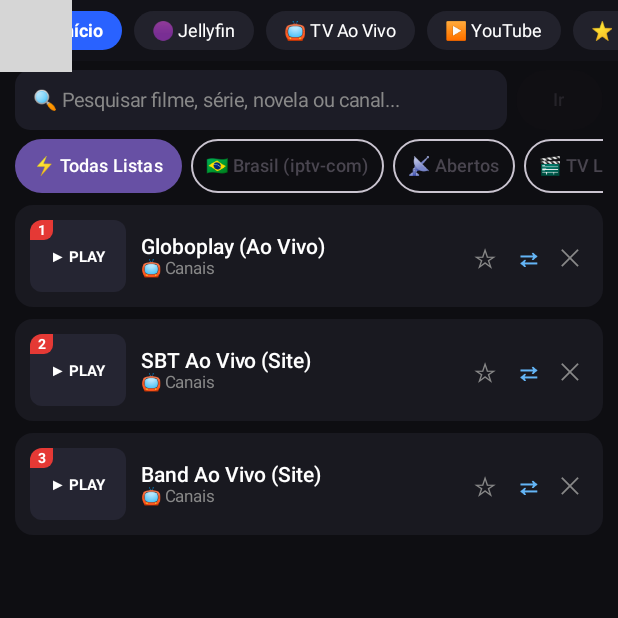
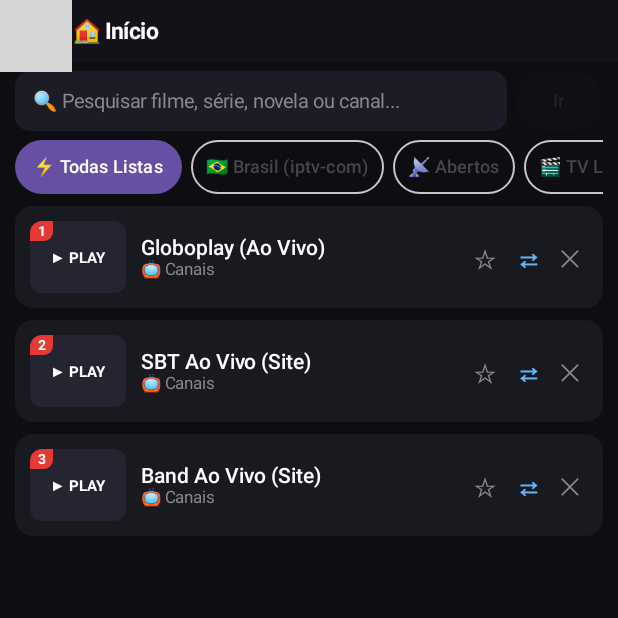
Before and after one commit to Cysarnujon/tv-canais-apk, an Android app built with Jetpack Compose: the composable TelaPrincipalApp shown on its own in the app's theme, on a phone screen of 412 x 824 dp, the top half of it. Run offline under Robolectric (Android 15) with nearby library versions, the phone set to English and light mode, and no system bars; libraries missing offline, so code that uses them is left out: com.pierfrancescosoffritti.androidyoutubeplayer; pictures from the network do not load; 2 statements that could not run were skipped; grey boxes are pictures that could not be loaded.

Commit message:
Implement drawer navigation and update back handler

```diff
--- a/app/src/main/java/com/tvcanais/app/MainActivity.kt
+++ b/app/src/main/java/com/tvcanais/app/MainActivity.kt
@@ -26,7 +26,6 @@ import androidx.compose.foundation.background
 import androidx.compose.foundation.clickable
 import androidx.compose.foundation.layout.*
 import androidx.compose.foundation.lazy.LazyColumn
-import androidx.compose.foundation.lazy.LazyRow
 import androidx.compose.foundation.lazy.items
 import androidx.compose.foundation.shape.RoundedCornerShape
 import androidx.compose.material3.*
@@ -101,6 +100,7 @@ class MainActivity : ComponentActivity() {
 fun TelaPrincipalApp(activity: MainActivity, isInPip: Boolean) {
     val context = LocalContext.current
     val scope = rememberCoroutineScope()
+    val drawerState = rememberDrawerState(DrawerValue.Closed)
 
     var abaPrincipal by remember { mutableStateOf(AbaPrincipal.NAVEGADOR) }
     var canalAtual by remember { mutableStateOf<Canal?>(null) }
@@ -243,8 +243,9 @@ fun TelaPrincipalApp(activity: MainActivity, isInPip: Boolean) {
         }
     }
 
-    BackHandler(enabled = telaCheia || navegadorExpandido || emBuscaFontes) {
+    BackHandler(enabled = drawerState.isOpen || telaCheia || navegadorExpandido || emBuscaFontes) {
         when {
+            drawerState.isOpen -> scope.launch { drawerState.close() }
             telaCheia -> { telaCheia = false; activity.alterarTelaCheia(false) }
             navegadorExpandido -> if (webViewRef?.canGoBack() == true) webViewRef?.goBack() else navegadorExpandido = false
             emBuscaFontes -> emBuscaFontes = false
@@ -279,6 +280,39 @@ fun TelaPrincipalApp(activity: MainActivity, isInPip: Boolean) {
 
     val playerExpandido = isInPip || telaCheia
 
+    ModalNavigationDrawer(
+        drawerState = drawerState,
+        gesturesEnabled = !playerExpandido && !navegadorExpandido,
+        drawerContent = {
+            ModalDrawerSheet(drawerContainerColor = Color(0xFF14141C)) {
+                Column(Modifier.padding(horizontal = 20.dp, vertical = 18.dp)) {
+                    Text("📺 TV & Mídia", color = Color.White, fontSize = 20.sp, fontWeight = FontWeight.Bold)
+                    Text("Menu Principal", color = Color.Gray, fontSize = 12.sp)
+                }
+                HorizontalDivider(color = Color(0xFF282834))
+                Spacer(Modifier.height(8.dp))
+                AbaPrincipal.entries.forEach { aba ->
+                    val sel = aba == abaPrincipal
+                    NavigationDrawerItem(
+                        label = {
+                            Text(
+                                text = "${aba.icone}  ${aba.titulo}",
+                                fontSize = 15.sp,
+                                fontWeight = if (sel) FontWeight.Bold else FontWeight.Normal
+                            )
+                        },
+                        selected = sel,
+                        onClick = {
+                            abaPrincipal = aba
+                            navegadorExpandido = false
+                            scope.launch { drawerState.close() }
+                        },
+                        modifier = Modifier.padding(NavigationDrawerItemDefaults.ItemPadding)
+                    )
+                }
+            }
+        }
+    ) {
         Column(
             modifier = Modifier.fillMaxSize().background(Color(0xFF0E0E12))
                 .then(if (playerExpandido) Modifier else Modifier.statusBarsPadding().navigationBarsPadding())
@@ -364,15 +398,16 @@ fun TelaPrincipalApp(activity: MainActivity, isInPip: Boolean) {
             }
 
             if (!playerExpandido && !navegadorExpandido) {
-            LazyRow(Modifier.fillMaxWidth().background(Color(0xFF121218)).padding(vertical = 7.dp), contentPadding = PaddingValues(horizontal = 10.dp), horizontalArrangement = Arrangement.spacedBy(8.dp)) {
-                items(AbaPrincipal.entries) { aba ->
-                    val sel = aba == abaPrincipal
-                    Box(Modifier.clip(RoundedCornerShape(20.dp)).background(if (sel) Color(0xFF2962FF) else Color(0xFF22222C))
-                        .clickable { abaPrincipal = aba }.padding(horizontal = 12.dp, vertical = 6.dp)) {
-                        Text("${aba.icone} ${aba.titulo}", color = Color.White, fontSize = 12.sp, fontWeight = if (sel) FontWeight.Bold else FontWeight.Normal)
+                // BARRA DE TOPO COM BOTÃO DA BARRA LATERAL (☰)
+                Row(
+                    modifier = Modifier.fillMaxWidth().background(Color(0xFF121218)).padding(horizontal = 10.dp, vertical = 8.dp),
+                    verticalAlignment = Alignment.CenterVertically
+                ) {
+                    BotaoAcao("☰") { scope.launch { drawerState.open() } }
+                    Spacer(Modifier.width(10.dp))
+                    Text("${abaPrincipal.icone} ${abaPrincipal.titulo}", color = Color.White, fontSize = 15.sp, fontWeight = FontWeight.Bold, modifier = Modifier.weight(1f))
                 }
-                }
-            }
+
                 if (mensagemStatus != null) Text(mensagemStatus!!, color = Color(0xFFFFB74D), fontSize = 12.sp, modifier = Modifier.padding(horizontal = 12.dp, vertical = 3.dp))
 
                 when (abaPrincipal) {
@@ -415,6 +450,7 @@ fun TelaPrincipalApp(activity: MainActivity, isInPip: Boolean) {
                     )
                     AbaPrincipal.TV -> TelaTvAoVivo(
                         listaCanais, canalAtual, epgDados, pesquisaTv, linkDigitadoTv, carregandoTv,
+                        pesquisaEpg, linkEpg, carregandoEpg,
                         { pesquisaTv = it }, { linkDigitadoTv = it }, { carregarTodasListas() },
                         { atualizarCanais(emptyList()); canalAtual = null },
                         { raw ->
@@ -426,10 +462,7 @@ fun TelaPrincipalApp(activity: MainActivity, isInPip: Boolean) {
                         },
                         { canalAtual = it }, { c -> atualizarCanais(listaCanais.map { if (it.id == c.id) it.copy(favorito = !it.favorito) else it }) },
                         { canalParaMover = it }, { c -> atualizarCanais(listaCanais.filterNot { it.id == c.id }) },
-                    Modifier.fillMaxWidth().weight(1f)
-                )
-                AbaPrincipal.GRADE -> TelaGradeTvMap(
-                    epgDados, listaCanais, pesquisaEpg, linkEpg, carregandoEpg, { pesquisaEpg = it }, { linkEpg = it },
+                        { pesquisaEpg = it }, { linkEpg = it },
                         {
                             carregandoEpg = true; mensagemStatus = "Baixando Grade TV Map..."
                             scope.launch {
@@ -439,7 +472,7 @@ fun TelaPrincipalApp(activity: MainActivity, isInPip: Boolean) {
                                 carregandoEpg = false
                             }
                         },
-                    { c, nome -> if (c != null) canalAtual = c else mensagemStatus = "'$nome' não está na aba TV Ao Vivo." },
+                        { c, nome -> if (c != null) canalAtual = c else mensagemStatus = "'$nome' não está na lista de canais." },
                         Modifier.fillMaxWidth().weight(1f)
                     )
                     AbaPrincipal.YOUTUBE -> TelaYouTubeFeed(
@@ -472,6 +505,7 @@ fun TelaPrincipalApp(activity: MainActivity, isInPip: Boolean) {
                         { canalParaMover = it }, { c -> atualizarCanais(listaCanais.filterNot { it.id == c.id }) },
                         Modifier.fillMaxWidth().weight(1f)
                     )
+                }
             }
         }
     }
```
Lines whose indentation alone changed are shown as unchanged.
